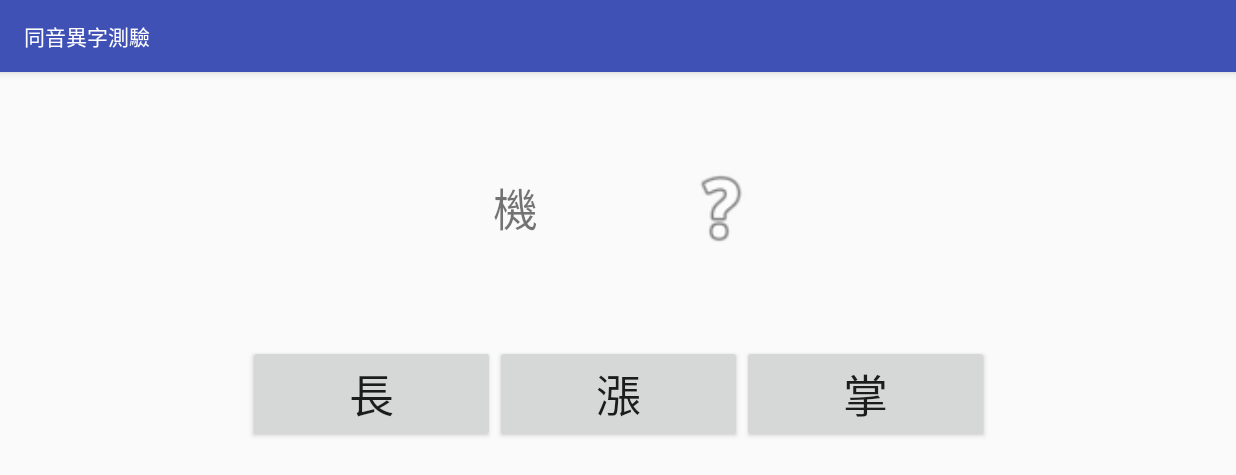
After one commit to DaLemon/HappyChildrenApp, an Android app: the Homonym screen opened directly, with no data from a screen before it, on a phone screen of 824 x 412 dp (held sideways). The commit adds this screen. Shown: the top 475 px of the screen. Run offline under Robolectric (Android 15) with nearby library versions, the phone set to English and light mode, and no system bars.

Commit message:
add Homonym class

```diff
--- a/HappyChildApp/app/src/main/AndroidManifest.xml
+++ b/HappyChildApp/app/src/main/AndroidManifest.xml
@@ -38,6 +38,10 @@
         <activity
             android:name=".TurnCardGame.Turn_Card_Game"
             android:label="@string/TurnGameName"
+            android:screenOrientation="landscape"></activity>
+
+        <activity android:name=".Homonym.Homonym"
+            android:label="@string/Homonym"
             android:screenOrientation="landscape"></activity>
 
         <activity
--- a/HappyChildApp/app/src/main/java/com/example/vrml/happychildapp/Choose_Unit.java
+++ b/HappyChildApp/app/src/main/java/com/example/vrml/happychildapp/Choose_Unit.java
@@ -12,6 +12,8 @@ import android.widget.BaseAdapter;
 import android.widget.ListView;
 import android.widget.TextView;
 import android.widget.Toast;
+
+import com.example.vrml.happychildapp.Homonym.Homonym;
 
 import java.util.ArrayList;
 
@@ -38,7 +40,12 @@ public class Choose_Unit extends AppCompatActivity {
                     startActivity(intent);
                     Choose_Unit.this.finish();
                 }
-                if (i == 1 || i == 2){
+                if (i == 1){
+                    intent.setClass(Choose_Unit.this, Homonym.class);
+                    startActivity(intent);
+                    Choose_Unit.this.finish();
+                }
+                if (i == 2){
                     Toast.makeText(Choose_Unit.this,"還沒完成",Toast.LENGTH_SHORT).show();
                 }
             }
--- /dev/null
+++ b/HappyChildApp/app/src/main/java/com/example/vrml/happychildapp/Homonym/Homonym.java
@@ -0,0 +1,85 @@
+package com.example.vrml.happychildapp.Homonym;
+
+import android.os.Bundle;
+import android.support.v7.app.AppCompatActivity;
+import android.util.DisplayMetrics;
+import android.view.View;
+import android.widget.Button;
+import android.widget.ImageView;
+import android.widget.TextView;
+import android.widget.Toast;
+
+import com.example.vrml.happychildapp.R;
+
+import java.util.ArrayList;
+import java.util.List;
+
+
+public class Homonym extends AppCompatActivity {
+    TextView questiontext;
+    ImageView questionImage;
+    Button option1,option2,option3;
+    DisplayMetrics metrics = new DisplayMetrics();
+    List<String> title = new ArrayList<String>();
+    List<String[]> answer = new ArrayList<String[]>();
+    private int index = 0;
+    private long startTime,timeup,totaltime;
+
+    @Override
+    protected void onCreate(Bundle savedInstanceState) {
+        super.onCreate(savedInstanceState);
+        setContentView(R.layout.homonym);
+        questiontext = (TextView) findViewById(R.id.question);
+        questionImage = (ImageView) findViewById(R.id.questionImage);
+        option1 = (Button) findViewById(R.id.option1);
+        option2 = (Button) findViewById(R.id.option2);
+        option3 = (Button) findViewById(R.id.option3);
+        option1.setOnClickListener(click);
+        option2.setOnClickListener(click);
+        option3.setOnClickListener(click);
+        size();
+        getData();
+        setData();
+        startTime = System.currentTimeMillis();
+    }
+
+
+
+    private void size(){
+        getWindowManager().getDefaultDisplay().getMetrics(metrics);
+        questiontext.setTextSize(metrics.widthPixels/40);
+        option1.setTextSize(metrics.widthPixels/40);
+        option2.setTextSize(metrics.widthPixels/40);
+        option3.setTextSize(metrics.widthPixels/40);
+    }
+
+    private void getData(){
+        title.add("機");
+        answer.add(new String[]{"長","漲","掌"});
+        title.add("老");
+        answer.add(new String[]{"師","濕","詩"});
+        title.add("球");
+        answer.add(new String[]{"園","員","圓"});
+    }
+
+    private void setData(){
+        questiontext.setText(title.get(index));
+        option1.setText(answer.get(index)[0]);
+        option2.setText(answer.get(index)[1]);
+        option3.setText(answer.get(index++)[2]);
+    }
+
+    View.OnClickListener click = new View.OnClickListener() {
+        @Override
+        public void onClick(View view) {
+            if(index < title.size()) {
+                setData();
+            }else{
+                timeup = System.currentTimeMillis();
+                totaltime = (timeup-startTime)/1000;
+                Toast.makeText(Homonym.this,totaltime+"", Toast.LENGTH_LONG).show();
+                Toast.makeText(Homonym.this,"END", Toast.LENGTH_SHORT).show();
+            }
+        }
+    };
+}
--- /dev/null
+++ b/HappyChildApp/app/src/main/res/layout/homonym.xml
@@ -0,0 +1,146 @@
+<?xml version="1.0" encoding="utf-8"?>
+<LinearLayout xmlns:android="http://schemas.android.com/apk/res/android"
+    xmlns:app="http://schemas.android.com/apk/res-auto"
+    android:orientation="vertical" android:layout_width="match_parent"
+    android:layout_height="match_parent"
+    android:weightSum="2">
+
+    <LinearLayout
+        android:layout_width="match_parent"
+        android:layout_height="match_parent"
+        android:layout_weight="1"
+        android:weightSum="6"
+        android:orientation="horizontal">
+
+        <LinearLayout
+            android:layout_width="0dp"
+            android:layout_height="match_parent"
+            android:layout_weight="2"
+            android:orientation="vertical"></LinearLayout>
+
+        <LinearLayout
+            android:layout_width="0dp"
+            android:layout_height="match_parent"
+            android:layout_weight="1"
+            android:weightSum="3"
+            android:orientation="vertical">
+
+            <LinearLayout
+                android:layout_width="match_parent"
+                android:layout_height="0dp"
+                android:layout_weight="1"
+                android:orientation="vertical"></LinearLayout>
+
+            <TextView
+                android:id="@+id/question"
+                android:layout_width="match_parent"
+                android:layout_height="0dp"
+                android:layout_weight="1"
+                android:gravity="center"
+                android:text="機" />
+
+            <LinearLayout
+                android:layout_width="match_parent"
+                android:layout_height="0dp"
+                android:layout_weight="1"
+                android:orientation="vertical"></LinearLayout>
+        </LinearLayout>
+
+        <LinearLayout
+            android:layout_width="0dp"
+            android:layout_height="match_parent"
+            android:layout_weight="1"
+            android:orientation="vertical"
+            android:weightSum="3">
+
+            <LinearLayout
+                android:layout_width="match_parent"
+                android:layout_height="0dp"
+                android:layout_weight="1"
+                android:orientation="vertical"></LinearLayout>
+
+            <ImageView
+                android:id="@+id/questionImage"
+                android:layout_width="match_parent"
+                android:layout_height="0dp"
+
+                android:layout_weight="1"
+                app:srcCompat="@android:drawable/ic_menu_help" />
+
+            <LinearLayout
+                android:layout_width="match_parent"
+                android:layout_height="0dp"
+                android:layout_weight="1"
+                android:orientation="vertical"></LinearLayout>
+
+        </LinearLayout>
+
+        <LinearLayout
+            android:layout_width="0dp"
+            android:layout_height="match_parent"
+            android:orientation="vertical"
+            android:layout_weight="2"></LinearLayout>
+    </LinearLayout>
+
+    <LinearLayout
+        android:layout_width="match_parent"
+        android:layout_height="match_parent"
+        android:orientation="horizontal"
+        android:layout_weight="1"
+        android:weightSum="5">
+
+        <LinearLayout
+            android:layout_width="match_parent"
+            android:layout_height="match_parent"
+            android:layout_weight="1"
+            android:orientation="vertical"></LinearLayout>
+
+        <LinearLayout
+            android:layout_width="match_parent"
+            android:layout_height="match_parent"
+            android:orientation="vertical"
+            android:layout_weight="1">
+
+            <Button
+                android:id="@+id/option1"
+                android:layout_width="match_parent"
+                android:layout_height="wrap_content"
+                android:text="長" />
+        </LinearLayout>
+
+        <LinearLayout
+            android:layout_width="match_parent"
+            android:layout_height="match_parent"
+            android:layout_weight="1"
+            android:orientation="vertical">
+
+            <Button
+                android:id="@+id/option2"
+                android:layout_width="match_parent"
+                android:layout_height="wrap_content"
+                android:text="漲" />
+
+        </LinearLayout>
+
+        <LinearLayout
+            android:layout_width="match_parent"
+            android:layout_height="match_parent"
+            android:orientation="vertical"
+            android:layout_weight="1">
+
+            <Button
+                android:id="@+id/option3"
+                android:layout_width="match_parent"
+                android:layout_height="wrap_content"
+                android:text="掌" />
+
+
+        </LinearLayout>
+
+        <LinearLayout
+            android:layout_width="match_parent"
+            android:layout_height="match_parent"
+            android:layout_weight="1"
+            android:orientation="vertical"></LinearLayout>
+    </LinearLayout>
+</LinearLayout>
--- a/HappyChildApp/app/src/main/res/values/strings.xml
+++ b/HappyChildApp/app/src/main/res/values/strings.xml
@@ -1,6 +1,7 @@
 <resources>
     <string name="app_name">HappyChildApp</string>
     <string name="TurnGameName">對對碰遊戲</string>
+    <string name="Homonym">同音異字測驗</string>
     <string name="ChooseMode">選擇模式</string>
     <string name="UntiChoose">選擇單元</string>
     <string name="Menu">Menu</string>
```
